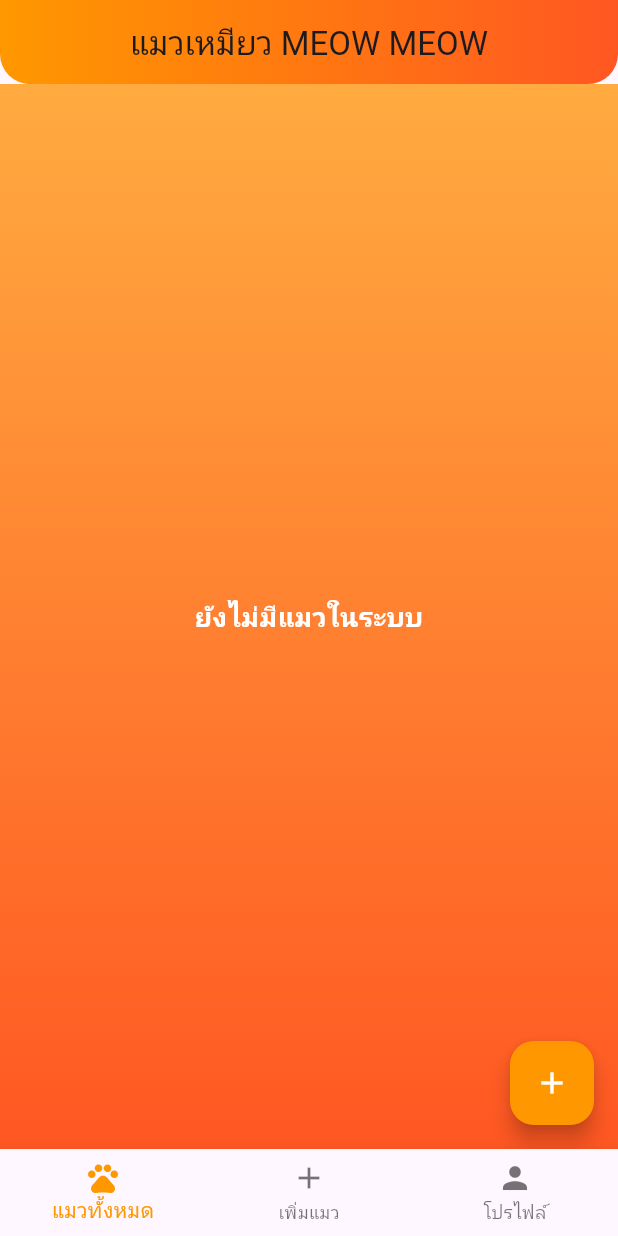
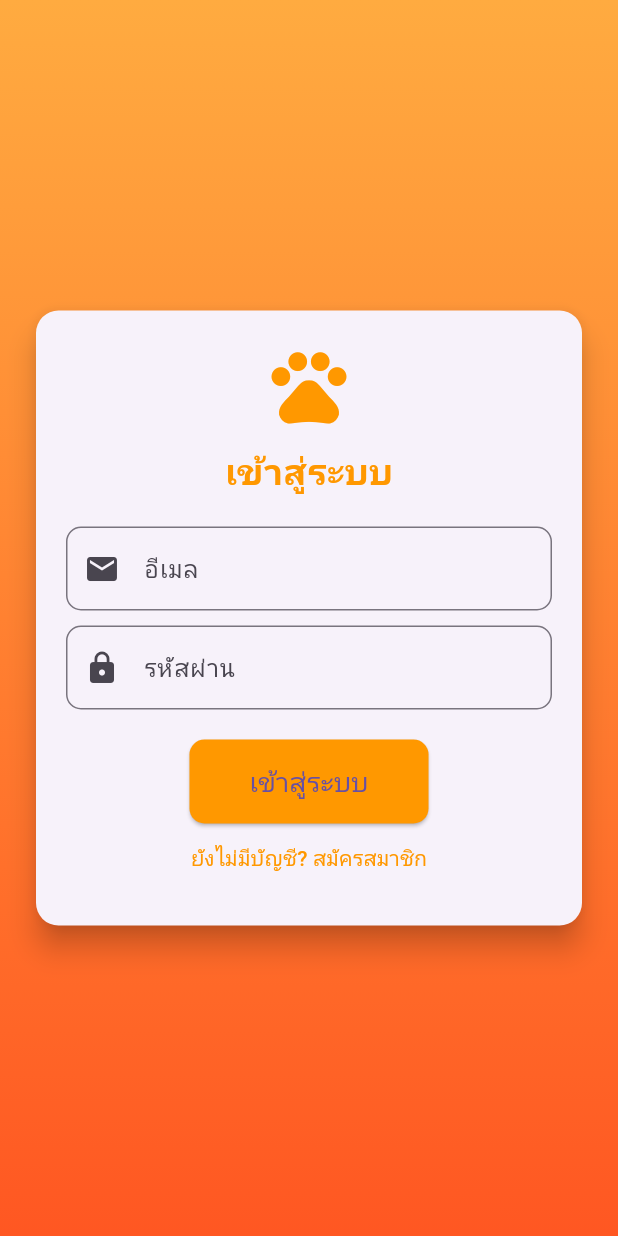
Before and after one commit to Ohkeroro/cat, a Flutter app: the screen it shows after launch, on a phone screen of 412 x 824 dp. Run offline on Flutter 3.47's test engine with Material 3 defaults, Android fonts, the phone set to English and light mode, and no system bars; our stand-ins replace google_fonts, image_picker.

Commit message:
แก้

```diff
--- a/lib/main.dart
+++ b/lib/main.dart
@@ -1,6 +1,5 @@
-import 'package:cat/screens/home_screen.dart';
 import 'package:flutter/material.dart';
-
+import 'screens/login_screen.dart';
 
 void main() {
   runApp(const MyApp());
@@ -15,7 +14,7 @@ class MyApp extends StatelessWidget {
       debugShowCheckedModeBanner: false,
       title: 'Cat App',
       theme: ThemeData(primarySwatch: Colors.orange),
-      home: const HomeScreen(),
+      home: const LoginScreen(), // ✅ เริ่มที่ LoginScreen
     );
   }
 }
--- /dev/null
+++ b/lib/models/user.dart
@@ -0,0 +1,21 @@
+class User {
+  String name;
+  String email;
+  String password;
+
+  User({required this.name, required this.email, required this.password});
+
+  Map<String, dynamic> toJson() => {
+        "name": name,
+        "email": email,
+        "password": password,
+      };
+
+  factory User.fromJson(Map<String, dynamic> json) {
+    return User(
+      name: json["name"],
+      email: json["email"],
+      password: json["password"],
+    );
+  }
+}
--- a/lib/screens/home_screen.dart
+++ b/lib/screens/home_screen.dart
@@ -1,10 +1,12 @@
 import 'package:flutter/material.dart';
 import 'cat_list_screen.dart';
-import 'new_cat_screen.dart';
 import 'profile_screen.dart';
+import '../models/user.dart';
 
 class HomeScreen extends StatefulWidget {
-  const HomeScreen({super.key});
+  final User user; // ✅ รับค่า User ที่ล็อกอินอยู่
+
+  const HomeScreen({super.key, required this.user});
 
   @override
   _HomeScreenState createState() => _HomeScreenState();
@@ -13,31 +15,25 @@ class HomeScreen extends StatefulWidget {
 class _HomeScreenState extends State<HomeScreen> {
   int _selectedIndex = 0;
 
-  final List<Widget> _pages = [
-    const CatListScreen(),
-    const NewCatScreen(),
-    const ProfileScreen(),
-  ];
-
-  void _onItemTapped(int index) {
-    setState(() {
-      _selectedIndex = index;
-    });
-  }
-
   @override
   Widget build(BuildContext context) {
+    final List<Widget> pages = [
+      const CatListScreen(),
+      ProfileScreen(user: widget.user), // ✅ ส่งค่า user ไปที่ ProfileScreen
+    ];
+
     return Scaffold(
-      body: _pages[_selectedIndex],
+      body: pages[_selectedIndex],
       bottomNavigationBar: BottomNavigationBar(
         items: const [
           BottomNavigationBarItem(icon: Icon(Icons.pets), label: 'แมวทั้งหมด'),
-          BottomNavigationBarItem(icon: Icon(Icons.add), label: 'เพิ่มแมว'),
           BottomNavigationBarItem(icon: Icon(Icons.person), label: 'โปรไฟล์'),
         ],
         currentIndex: _selectedIndex,
         selectedItemColor: Colors.orange,
-        onTap: _onItemTapped,
+        onTap: (index) {
+          setState(() => _selectedIndex = index);
+        },
       ),
     );
   }
--- /dev/null
+++ b/lib/screens/login_screen.dart
@@ -0,0 +1,113 @@
+import 'package:flutter/material.dart';
+import '../services/auth_service.dart';
+import 'home_screen.dart';
+import 'signup_screen.dart';
+import '../models/user.dart';
+
+class LoginScreen extends StatefulWidget {
+  const LoginScreen({super.key});
+
+  @override
+  _LoginScreenState createState() => _LoginScreenState();
+}
+
+class _LoginScreenState extends State<LoginScreen> {
+  final TextEditingController _emailController = TextEditingController();
+  final TextEditingController _passwordController = TextEditingController();
+  String _errorMessage = '';
+
+  Future<void> _login() async {
+    String email = _emailController.text.trim();
+    String password = _passwordController.text.trim();
+
+    User? user = await AuthService.login(email, password);
+    if (user != null) {
+      Navigator.pushReplacement(
+        context,
+        MaterialPageRoute(builder: (context) => HomeScreen(user: user)),
+      );
+    } else {
+      setState(() {
+        _errorMessage = "❌ อีเมลหรือรหัสผ่านไม่ถูกต้อง!";
+      });
+    }
+  }
+
+  @override
+  Widget build(BuildContext context) {
+    return Scaffold(
+      body: Container(
+        padding: const EdgeInsets.all(20),
+        decoration: const BoxDecoration(
+          gradient: LinearGradient(
+            colors: [Colors.orangeAccent, Colors.deepOrange],
+            begin: Alignment.topCenter,
+            end: Alignment.bottomCenter,
+          ),
+        ),
+        child: Center(
+          child: SingleChildScrollView(
+            child: Card(
+              shape: RoundedRectangleBorder(borderRadius: BorderRadius.circular(15)),
+              elevation: 8,
+              child: Padding(
+                padding: const EdgeInsets.all(20),
+                child: Column(
+                  mainAxisSize: MainAxisSize.min,
+                  children: [
+                    const Icon(Icons.pets, size: 60, color: Colors.orange),
+                    const SizedBox(height: 10),
+                    const Text(
+                      'เข้าสู่ระบบ',
+                      style: TextStyle(fontSize: 24, fontWeight: FontWeight.bold, color: Colors.orange),
+                    ),
+                    const SizedBox(height: 20),
+                    TextField(
+                      controller: _emailController,
+                      decoration: InputDecoration(
+                        labelText: 'อีเมล',
+                        prefixIcon: const Icon(Icons.email),
+                        border: OutlineInputBorder(borderRadius: BorderRadius.circular(10)),
+                      ),
+                    ),
+                    const SizedBox(height: 10),
+                    TextField(
+                      controller: _passwordController,
+                      obscureText: true,
+                      decoration: InputDecoration(
+                        labelText: 'รหัสผ่าน',
+                        prefixIcon: const Icon(Icons.lock),
+                        border: OutlineInputBorder(borderRadius: BorderRadius.circular(10)),
+                      ),
+                    ),
+                    if (_errorMessage.isNotEmpty)
+                      Padding(
+                        padding: const EdgeInsets.only(top: 10),
+                        child: Text(_errorMessage, style: const TextStyle(color: Colors.red)),
+                      ),
+                    const SizedBox(height: 20),
+                    ElevatedButton(
+                      onPressed: _login,
+                      style: ElevatedButton.styleFrom(
+                        backgroundColor: Colors.orange,
+                        padding: const EdgeInsets.symmetric(horizontal: 40, vertical: 15),
+                        shape: RoundedRectangleBorder(borderRadius: BorderRadius.circular(10)),
+                      ),
+                      child: const Text('เข้าสู่ระบบ', style: TextStyle(fontSize: 18)),
+                    ),
+                    TextButton(
+                      onPressed: () {
+                        Navigator.push(context, MaterialPageRoute(builder: (context) => const SignupScreen()));
+                      },
+                      child: const Text('ยังไม่มีบัญชี? สมัครสมาชิก', style: TextStyle(color: Colors.orange)),
+                    ),
+                  ],
+                ),
+              ),
+            ),
+          ),
+        ),
+      ),
+    );
+  }
+}
```
Also changed, not shown: lib/screens/cat_list_screen.dart (+89 -0 lines), lib/screens/new_cat_screen.dart (+9 -2 lines), lib/screens/profile_screen.dart (+25 -18 lines), lib/screens/saved_cats_screen.dart (added, +82 -0 lines), lib/screens/signup_screen.dart (added, +143 -0 lines), lib/services/auth_service.dart (added, +61 -0 lines).
